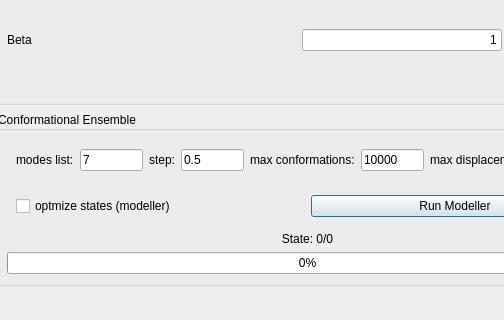
Qt form nrgdock_widget.ui (ThomasDesc/NRG_plugin) before a commit; both pictures show x 215 to 719 and y 225 to 545 of the 864 by 732 pixel window.
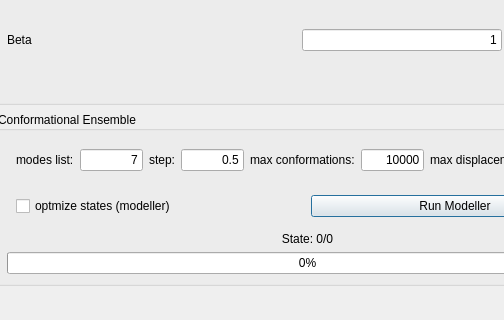
The same form after that commit. The open tabs and pages were chosen to show the change.

Commit message: work on making gui resizeable

What changed in the file:
```diff
--- a/nrgdock_widget.ui
+++ b/nrgdock_widget.ui
@@ -2130,6 +2130,9 @@
                     <property name="text">
                      <string>7</string>
                     </property>
+                    <property name="alignment">
+                     <set>Qt::AlignRight|Qt::AlignTrailing|Qt::AlignVCenter</set>
+                    </property>
                    </widget>
                   </item>
                  </layout>
@@ -2148,6 +2151,9 @@
                     <property name="text">
                      <string>0.5</string>
                     </property>
+                    <property name="alignment">
+                     <set>Qt::AlignRight|Qt::AlignTrailing|Qt::AlignVCenter</set>
+                    </property>
                    </widget>
                   </item>
                  </layout>
@@ -2163,9 +2169,18 @@
                   </item>
                   <item>
                    <widget class="QLineEdit" name="NRGten_max_conf_lineEdit">
+                    <property name="minimumSize">
+                     <size>
+                      <width>50</width>
+                      <height>0</height>
+                     </size>
+                    </property>
                     <property name="text">
                      <string>10000</string>
                     </property>
+                    <property name="alignment">
+                     <set>Qt::AlignRight|Qt::AlignTrailing|Qt::AlignVCenter</set>
+                    </property>
                    </widget>
                   </item>
                  </layout>
```
Left out of the diff: 21 changed lines with no effect on the pictures.
